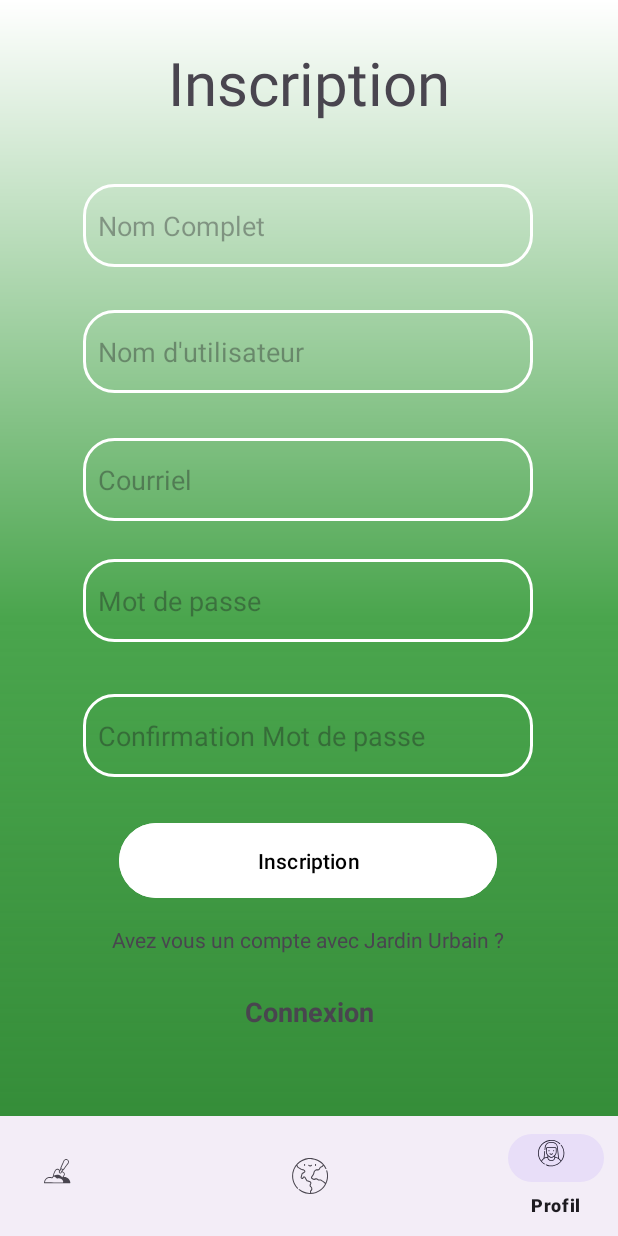
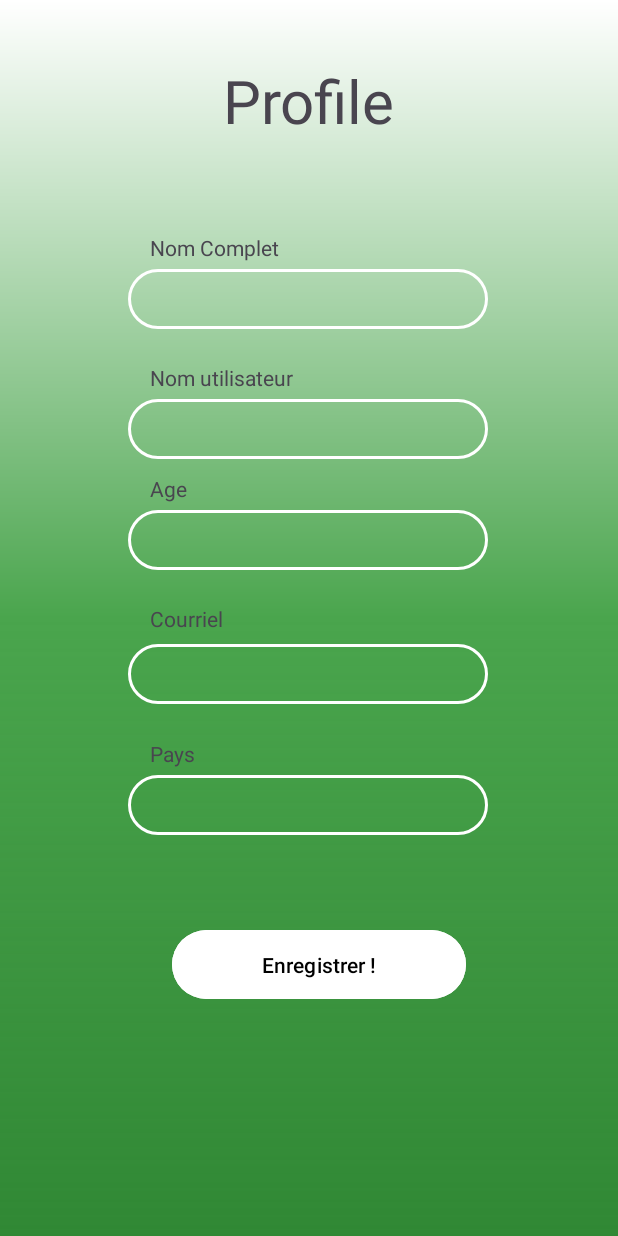
Before and after one commit to SamuelFerragne/JardinUrbain, an Android app: the screen it shows after launch (inscriptionActivity before the commit, ProfileActivity after it), item 5 of the bottom bar chosen, on a phone screen of 412 x 824 dp. Run offline under Robolectric (Android 15) with nearby library versions, the phone set to English and light mode, and no system bars; our stand-ins replace Firebase (no records; nobody signed in at launch, a user with empty details on screens opened directly); 3 statements that could not run were skipped.

Commit message:
creation page Profile (inshallah)

```diff
--- a/app/build.gradle.kts
+++ b/app/build.gradle.kts
@@ -53,6 +53,7 @@ dependencies {
     implementation("androidx.lifecycle:lifecycle-livedata-ktx:2.6.1")
     implementation("androidx.lifecycle:lifecycle-viewmodel-ktx:2.6.1")
     implementation("com.google.firebase:firebase-auth:22.3.1")
+    implementation("com.google.firebase:firebase-database:20.3.0")
     testImplementation("junit:junit:4.13.2")
     androidTestImplementation("androidx.test.ext:junit:1.1.5")
     androidTestImplementation("androidx.test.espresso:espresso-core:3.5.1")
--- a/app/src/main/java/com/example/thewitcherscode/ConnexionActivity.java
+++ b/app/src/main/java/com/example/thewitcherscode/ConnexionActivity.java
@@ -92,6 +92,8 @@ public class ConnexionActivity extends AppCompatActivity {
                                         FirebaseUser usager = bdAuth.getCurrentUser();
                                         Intent intconnexion = new Intent(ConnexionActivity.this, MainActivity.class);
                                         startActivity(intconnexion);
+                                        Utilisateur usti = new Utilisateur();
+                                        Log.d("uti", "onComplete: "+ usti.getCourriel());
 
                                     } else {
                                         Toast.makeText(getApplicationContext(), "Erreur de connexion", Toast.LENGTH_SHORT).show();
@@ -109,6 +111,7 @@ public class ConnexionActivity extends AppCompatActivity {
                 }
 
 
+                /*
                 bnv_navigation = findViewById(R.id.bnv_navigation);
                 bnv_navigation.setSelectedItemId(id);
                 bnv_navigation.setOnNavigationItemSelectedListener(new BottomNavigationView.OnNavigationItemSelectedListener() {
@@ -139,6 +142,8 @@ public class ConnexionActivity extends AppCompatActivity {
                         return false;
                     }
                 });
+
+                 */
             }
         });
     }
--- a/app/src/main/java/com/example/thewitcherscode/MainActivity.java
+++ b/app/src/main/java/com/example/thewitcherscode/MainActivity.java
@@ -62,7 +62,7 @@ public class MainActivity extends AppCompatActivity implements OnMapReadyCallbac
                 } else if (id == R.id.action_reseau) {
 
                 } else if (id == R.id.action_profil) {
-                    intention = new Intent(MainActivity.this, inscriptionActivity.class);
+                    intention = new Intent(MainActivity.this, ProfileActivity.class);
                     intention.putExtra("id", id);
                     startActivity(intention);
                 }
--- /dev/null
+++ b/app/src/main/java/com/example/thewitcherscode/ProfileActivity.java
@@ -0,0 +1,91 @@
+package com.example.thewitcherscode;
+
+import androidx.annotation.NonNull;
+import androidx.appcompat.app.AppCompatActivity;
+
+import android.content.Intent;
+import android.os.Bundle;
+import android.util.Log;
+import android.view.View;
+import android.widget.Button;
+import android.widget.EditText;
+import android.widget.Toast;
+
+import com.google.firebase.auth.FirebaseAuth;
+import com.google.firebase.auth.FirebaseUser;
+import com.google.firebase.database.DataSnapshot;
+import com.google.firebase.database.DatabaseError;
+import com.google.firebase.database.DatabaseReference;
+import com.google.firebase.database.FirebaseDatabase;
+import com.google.firebase.database.Query;
+import com.google.firebase.database.ValueEventListener;
+
+public class ProfileActivity extends AppCompatActivity {
+    Utilisateur currentUser = new Utilisateur();
+
+    private EditText et_nomComplet, et_nomUti, et_age, et_courriel, et_pays;
+    private Button btn_enregistrer;
+    FirebaseAuth bdAuth;
+    DatabaseReference bdRef;
+    FirebaseDatabase bd = FirebaseDatabase.getInstance();
+
+
+    @Override
+    protected void onCreate(Bundle savedInstanceState) {
+        super.onCreate(savedInstanceState);
+        setContentView(R.layout.activity_profile);
+
+        Intent intention = getIntent();
+        int id = intention.getIntExtra("id", 0);
+
+        // recuperation du curriel et du nom
+        et_nomComplet = findViewById(R.id.et_PP_nomComplet);
+        et_nomUti = findViewById(R.id.et_PP_nomUti);
+        et_age = findViewById(R.id.et_PP_age);
+        et_courriel = findViewById(R.id.et_PP_courriel);
+        et_pays = findViewById(R.id.et_PP_pays);
+
+        // Initialisez FirebaseAuth
+        bdAuth = FirebaseAuth.getInstance();
+        bdRef = bd.getReference();
+        DatabaseReference usersRef = bdRef.child("user");
+
+        FirebaseUser user = bdAuth.getCurrentUser();
+        String uID = user.getUid();
+
+        Query query = usersRef.orderByKey().equalTo(uID);
+
+
+        currentUser.setCourriel(user.getEmail());
+        currentUser.setNom(user.getDisplayName()) ;
+
+        /*
+        query.addListenerForSingleValueEvent(new ValueEventListener() {
+            @Override
+            public void onDataChange(@NonNull DataSnapshot snapshot) {
+                for(DataSnapshot datasnap : snapshot.getChildren()) {
+                    Utilisateur user = datasnap.child(uID).getValue(Utilisateur.class);
+                    currentUser.setAge(user.getAge());
+                    currentUser.setUserName(user.getUserName());
+                    currentUser.setLocalisation(user.getLocalisation());
+                    currentUser.setParcelLouer(user.getParcelLouer());
+                    currentUser.setParcelOffert(user.getParcelOffert());
+                }
+            }
+
+            @Override
+            public void onCancelled(@NonNull DatabaseError error) {
+
+            }
+        });
+
+        Log.d("USER", "onCreate: " + currentUser.toString());
+        et_courriel.setText(currentUser.getCourriel().toString());
+        et_nomComplet.setText(currentUser.getNom());
+        et_nomUti.setText(currentUser.getUserName());
+        et_pays.setText(currentUser.getLocalisation());
+        et_age.setText(currentUser.getAge());
+
+         */
+    }
+}
--- a/app/src/main/java/com/example/thewitcherscode/Utilisateur.java
+++ b/app/src/main/java/com/example/thewitcherscode/Utilisateur.java
@@ -7,25 +7,24 @@ import android.os.Parcelable;
 import androidx.annotation.NonNull;
 
 import java.util.Arrays;
+import java.util.List;
 
 public class Utilisateur implements Parcelable {
 
     private String nom;
     private String userName;
     private String courriel;
-    private String motpass;
     private int age;
     private String localisation;
 
-    private String [] parcelLouer;
-    private String [] parcelOffert;
+    private List<String> parcelLouer;
+    private List<String> parcelOffert;
 
     // constructeur
-    public Utilisateur(String nom, String userName, String courriel, String motpass, int age, String localisation, String[] parcelLouer, String[] parcelOffert) {
+    public Utilisateur(String nom, String userName, String courriel, int age, String localisation, List<String>  parcelLouer, List<String>  parcelOffert) {
         this.nom = nom;
         this.userName = userName;
         this.courriel = courriel;
-        this.motpass = motpass;
         this.age = age;
         this.localisation = localisation;
         this.parcelLouer = parcelLouer;
@@ -42,11 +41,10 @@ public class Utilisateur implements Parcelable {
         nom = in.readString();
         userName = in.readString();
         courriel = in.readString();
-        motpass = in.readString();
         age = in.readInt();
         localisation = in.readString();
-        parcelLouer = in.createStringArray();
-        parcelOffert = in.createStringArray();
+        parcelLouer = in.createStringArrayList();
+        parcelOffert = in.createStringArrayList();
     }
 
     public static final Creator<Utilisateur> CREATOR = new Creator<Utilisateur>() {
@@ -70,11 +68,10 @@ public class Utilisateur implements Parcelable {
         dest.writeString(nom);
         dest.writeString(userName);
         dest.writeString(courriel);
-        dest.writeString(motpass);
         dest.writeInt(age);
         dest.writeString(localisation);
-        dest.writeStringArray(parcelLouer);
-        dest.writeStringArray(parcelOffert);
+        dest.writeStringList(parcelLouer);
+        dest.writeStringList(parcelOffert);
     }
 
     // getter et setter
@@ -102,13 +99,6 @@ public class Utilisateur implements Parcelable {
         this.courriel = courriel;
     }
 
-    public String getMotpass() {
-        return motpass;
-    }
-
-    public void setMotpass(String motpass) {
-        this.motpass = motpass;
-    }
 
     public int getAge() {
         return age;
@@ -126,19 +116,19 @@ public class Utilisateur implements Parcelable {
         this.localisation = localisation;
     }
 
-    public String[] getParcelLouer() {
+    public List<String> getParcelLouer() {
         return parcelLouer;
     }
 
-    public void setParcelLouer(String[] parcelLouer) {
+    public void setParcelLouer(List<String>  parcelLouer) {
         this.parcelLouer = parcelLouer;
     }
 
-    public String[] getParcelOffert() {
+    public List<String> getParcelOffert() {
         return parcelOffert;
     }
 
-    public void setParcelOffert(String[] parcelOffert) {
+    public void setParcelOffert(List<String>  parcelOffert) {
         this.parcelOffert = parcelOffert;
     }
 
@@ -153,11 +143,8 @@ public class Utilisateur implements Parcelable {
                 "nom='" + nom + '\'' +
                 ", userName='" + userName + '\'' +
                 ", courriel='" + courriel + '\'' +
-                ", motpass='" + motpass + '\'' +
                 ", age=" + age +
                 ", localisation='" + localisation + '\'' +
-                ", parcelLouer=" + Arrays.toString(parcelLouer) +
-                ", parcelOffert=" + Arrays.toString(parcelOffert) +
                 '}';
     }
 }
--- a/app/src/main/java/com/example/thewitcherscode/inscriptionActivity.java
+++ b/app/src/main/java/com/example/thewitcherscode/inscriptionActivity.java
@@ -5,6 +5,7 @@ import androidx.appcompat.app.AppCompatActivity;
 
 import android.content.Intent;
 import android.os.Bundle;
+import android.util.Log;
 import android.view.MenuItem;
 import android.view.View;
 import android.view.inputmethod.InputMethodManager;
@@ -24,6 +25,13 @@ import com.google.firebase.auth.UserProfileChangeRequest;
 import org.intellij.lang.annotations.Pattern;
 
 import com.google.android.material.bottomnavigation.BottomNavigationView;
+import com.google.firebase.database.DatabaseReference;
+import com.google.firebase.database.FirebaseDatabase;
+
+import java.util.ArrayList;
+import java.util.HashMap;
+import java.util.List;
+import java.util.Map;
 
 public class inscriptionActivity extends AppCompatActivity {
 
@@ -33,6 +41,10 @@ public class inscriptionActivity extends AppCompatActivity {
 
     private EditText champ_Nom_Complet, champ_NomUti, champ_courriel, champ_mtp, champ_confi_Mtp;
     private Button btn_inscription;
+
+    FirebaseDatabase bd;
+
+    DatabaseReference ref;
 
     BottomNavigationView bnv_navigation;
     @Override
@@ -94,7 +106,6 @@ public class inscriptionActivity extends AppCompatActivity {
         });
 
 
-
         // TODO bouton inscription
         btn_inscription.setOnClickListener(new View.OnClickListener() {
             @Override
@@ -107,14 +118,12 @@ public class inscriptionActivity extends AppCompatActivity {
 
                 bdAuth = FirebaseAuth.getInstance();
 
+
                 // TODO: creation d'un compte
 
                 if(Patterns.EMAIL_ADDRESS.matcher(courriel).matches()){
 
                     if(mtp.matches(confiMtp) && mtp.length() >= 10){
-                        InputMethodManager imm = (InputMethodManager) getSystemService(INPUT_METHOD_SERVICE);
-                        imm.hideSoftInputFromWindow(getCurrentFocus().getWindowToken(), 0);
-
                         bdAuth.createUserWithEmailAndPassword(courriel, mtp)
                                 .addOnCompleteListener(new OnCompleteListener<AuthResult>() {
                                     @Override
@@ -122,8 +131,22 @@ public class inscriptionActivity extends AppCompatActivity {
                                         // si ca marche
                                         if(task.isSuccessful()){
                                             // direction vers le main
+                                            // Initialisation des listes avec ArrayList
+                                            List<String> parcelLouer = new ArrayList<>();
+                                            List<String> parcelOffert = new ArrayList<>();
+                                            FirebaseUser usager = bdAuth.getCurrentUser();
+                                            Utilisateur compteUti = new Utilisateur(usager.getDisplayName(), champ_NomUti.getText().toString(), usager.getEmail(), 00, "", parcelLouer,parcelOffert);
                                             Toast.makeText(getApplicationContext(), "Creation du compte avec succes !", Toast.LENGTH_SHORT).show();
-                                            FirebaseUser usager = bdAuth.getCurrentUser();
+                                            //String us = FirebaseAuth.getInstance().getCurrentUser().getDisplayName();
+                                            //Log.d("CURRENTUSER", us);
+                                            Map<String, Utilisateur> user = new HashMap<>();
+                                            user.put(compteUti.getUserName(), compteUti);
+
+                                            bd = FirebaseDatabase.getInstance();
+                                            ref = bd.getReference("thewitchercode");
+                                            DatabaseReference userRef = ref.child("user").push();
+                                            userRef.setValue(user);
+
 
                                             if(usager != null){
                                                 usager.updateProfile(new UserProfileChangeRequest.Builder().setDisplayName(nomComplet).build());
--- a/app/src/main/res/layout/activity_connexion.xml
+++ b/app/src/main/res/layout/activity_connexion.xml
@@ -101,12 +101,7 @@
         app:layout_constraintTop_toTopOf="parent"
         app:layout_constraintVertical_bias="0.73" />
 
-    <include layout="@layout/bottom_navigation"
-        android:layout_width="0dp"
-        android:layout_height="wrap_content"
-        app:layout_constraintBottom_toBottomOf="parent"
-        app:layout_constraintEnd_toEndOf="parent"
-        app:layout_constraintStart_toStartOf="parent"/>
+
 
 
 </androidx.constraintlayout.widget.ConstraintLayout>
--- a/app/src/main/res/layout/activity_inscription.xml
+++ b/app/src/main/res/layout/activity_inscription.xml
@@ -143,12 +143,7 @@
         app:layout_constraintVertical_bias="0.828"
         tools:ignore="MissingConstraints" />
 
-    <include layout="@layout/bottom_navigation"
-        android:layout_width="0dp"
-        android:layout_height="wrap_content"
-        app:layout_constraintBottom_toBottomOf="parent"
-        app:layout_constraintEnd_toEndOf="parent"
-        app:layout_constraintStart_toStartOf="parent"/>
+
 
 
 </androidx.constraintlayout.widget.ConstraintLayout>
--- /dev/null
+++ b/app/src/main/res/layout/activity_profile.xml
@@ -0,0 +1,173 @@
+<?xml version="1.0" encoding="utf-8"?>
+<androidx.constraintlayout.widget.ConstraintLayout xmlns:android="http://schemas.android.com/apk/res/android"
+    xmlns:app="http://schemas.android.com/apk/res-auto"
+    xmlns:tools="http://schemas.android.com/tools"
+    android:layout_width="match_parent"
+    android:layout_height="match_parent"
+    tools:context=".ProfileActivity"
+    android:background="@drawable/gradient_background">
+
+
+    <TextView
+        android:id="@+id/textView3"
+        android:layout_width="wrap_content"
+        android:layout_height="wrap_content"
+        android:layout_marginTop="40dp"
+        android:text="Profile"
+        android:textSize="40dp"
+        app:layout_constraintEnd_toEndOf="parent"
+        app:layout_constraintStart_toStartOf="parent"
+        app:layout_constraintTop_toTopOf="parent" />
+
+
+    <TextView
+        android:id="@+id/tv_nomComplet"
+        android:layout_width="wrap_content"
+        android:layout_height="wrap_content"
+        android:text="Nom Complet"
+        app:layout_constraintBottom_toBottomOf="parent"
+        app:layout_constraintEnd_toEndOf="parent"
+        app:layout_constraintHorizontal_bias="0.307"
+        app:layout_constraintStart_toStartOf="parent"
+        app:layout_constraintTop_toTopOf="parent"
+        app:layout_constraintVertical_bias="0.193" />
+
+    <EditText
+        android:id="@+id/et_PP_nomComplet"
+        android:layout_width="240dp"
+        android:layout_height="40dp"
+        android:background="@drawable/border_inputs"
+        android:ems="10"
+        android:inputType="text"
+        app:layout_constraintBottom_toBottomOf="parent"
+        app:layout_constraintEnd_toEndOf="parent"
+        app:layout_constraintHorizontal_bias="0.497"
+        app:layout_constraintStart_toStartOf="parent"
+        app:layout_constraintTop_toTopOf="parent"
+        app:layout_constraintVertical_bias="0.229" />
+
+
+    <TextView
+        android:id="@+id/tv_nomUti"
+        android:layout_width="wrap_content"
+        android:layout_height="wrap_content"
+        android:text="Nom utilisateur "
+        app:layout_constraintBottom_toBottomOf="parent"
+        app:layout_constraintEnd_toEndOf="parent"
+        app:layout_constraintHorizontal_bias="0.32"
+        app:layout_constraintStart_toStartOf="parent"
+        app:layout_constraintTop_toTopOf="parent"
+        app:layout_constraintVertical_bias="0.301"
+        tools:ignore="MissingConstraints" />
+
+    <EditText
+        android:id="@+id/et_PP_nomUti"
+        android:layout_width="240dp"
+        android:layout_height="40dp"
+        android:ems="10"
+        android:inputType="text"
+        app:layout_constraintBottom_toBottomOf="parent"
+        app:layout_constraintEnd_toEndOf="parent"
+        app:layout_constraintHorizontal_bias="0.497"
+        app:layout_constraintStart_toStartOf="parent"
+        app:layout_constraintTop_toTopOf="parent"
+        app:layout_constraintVertical_bias="0.339"
+        android:background="@drawable/border_inputs"/>
+
+
+    <TextView
+        android:id="@+id/tv_age"
+        android:layout_width="wrap_content"
+        android:layout_height="wrap_content"
+        android:text="Age"
+        app:layout_constraintBottom_toBottomOf="parent"
+        app:layout_constraintEnd_toEndOf="parent"
+        app:layout_constraintHorizontal_bias="0.259"
+        app:layout_constraintStart_toStartOf="parent"
+        app:layout_constraintTop_toTopOf="parent"
+        app:layout_constraintVertical_bias="0.393"
+        tools:ignore="MissingConstraints" />
+
+    <EditText
+        android:id="@+id/et_PP_age"
+        android:layout_width="240dp"
+        android:layout_height="40dp"
+        android:ems="10"
+        android:inputType="number"
+        app:layout_constraintBottom_toBottomOf="parent"
+        app:layout_constraintEnd_toEndOf="parent"
+        app:layout_constraintHorizontal_bias="0.497"
+        app:layout_constraintStart_toStartOf="parent"
+        app:layout_constraintTop_toTopOf="parent"
+        app:layout_constraintVertical_bias="0.434"
+        android:background="@drawable/border_inputs"/>
+
+    <TextView
+        android:id="@+id/tv_courriel"
+        android:layout_width="wrap_content"
+        android:layout_height="wrap_content"
+        android:text="Courriel"
+        app:layout_constraintBottom_toBottomOf="parent"
+        app:layout_constraintEnd_toEndOf="parent"
+        app:layout_constraintHorizontal_bias="0.276"
+        app:layout_constraintStart_toStartOf="parent"
+        app:layout_constraintTop_toTopOf="parent"
+        tools:ignore="MissingConstraints" />
+
+    <EditText
+        android:id="@+id/et_PP_courriel"
+        android:layout_width="240dp"
+        android:layout_height="40dp"
+        android:ems="10"
+        android:inputType="text"
+        app:layout_constraintBottom_toBottomOf="parent"
+        app:layout_constraintEnd_toEndOf="parent"
+        app:layout_constraintHorizontal_bias="0.497"
+        app:layout_constraintStart_toStartOf="parent"
+        app:layout_constraintTop_toTopOf="parent"
+        app:layout_constraintVertical_bias="0.548"
+        android:background="@drawable/border_inputs"/>
+
+    <TextView
+        android:id="@+id/tv_pays"
+        android:layout_width="wrap_content"
+        android:layout_height="wrap_content"
+        android:text="Pays"
+        app:layout_constraintBottom_toBottomOf="parent"
+        app:layout_constraintEnd_toEndOf="parent"
+        app:layout_constraintHorizontal_bias="0.262"
+        app:layout_constraintStart_toStartOf="parent"
+        app:layout_constraintTop_toTopOf="parent"
+        app:layout_constraintVertical_bias="0.612"
+        tools:ignore="MissingConstraints" />
+
+    <EditText
+        android:id="@+id/et_PP_pays"
+        android:layout_width="240dp"
+        android:layout_height="40dp"
+        android:ems="10"
+        android:inputType="text"
+        app:layout_constraintBottom_toBottomOf="parent"
+        app:layout_constraintEnd_toEndOf="parent"
+        app:layout_constraintHorizontal_bias="0.497"
+        app:layout_constraintStart_toStartOf="parent"
+        app:layout_constraintTop_toTopOf="parent"
+        app:layout_constraintVertical_bias="0.659"
+        android:background="@drawable/border_inputs"/>
+
+    <Button
+        android:id="@+id/button2"
+        android:layout_width="196dp"
+        android:layout_height="54dp"
+        android:text="Enregistrer !"
+        android:backgroundTint="@color/white"
+        android:textColor="@color/black"
+        app:layout_constraintBottom_toBottomOf="parent"
+        app:layout_constraintEnd_toEndOf="parent"
+        app:layout_constraintHorizontal_bias="0.53"
+        app:layout_constraintStart_toStartOf="parent"
+        app:layout_constraintTop_toTopOf="parent"
+        app:layout_constraintVertical_bias="0.8" />
+
+
+</androidx.constraintlayout.widget.ConstraintLayout>
```
Also changed, not shown: app/src/main/AndroidManifest.xml (+11 -6 lines).
